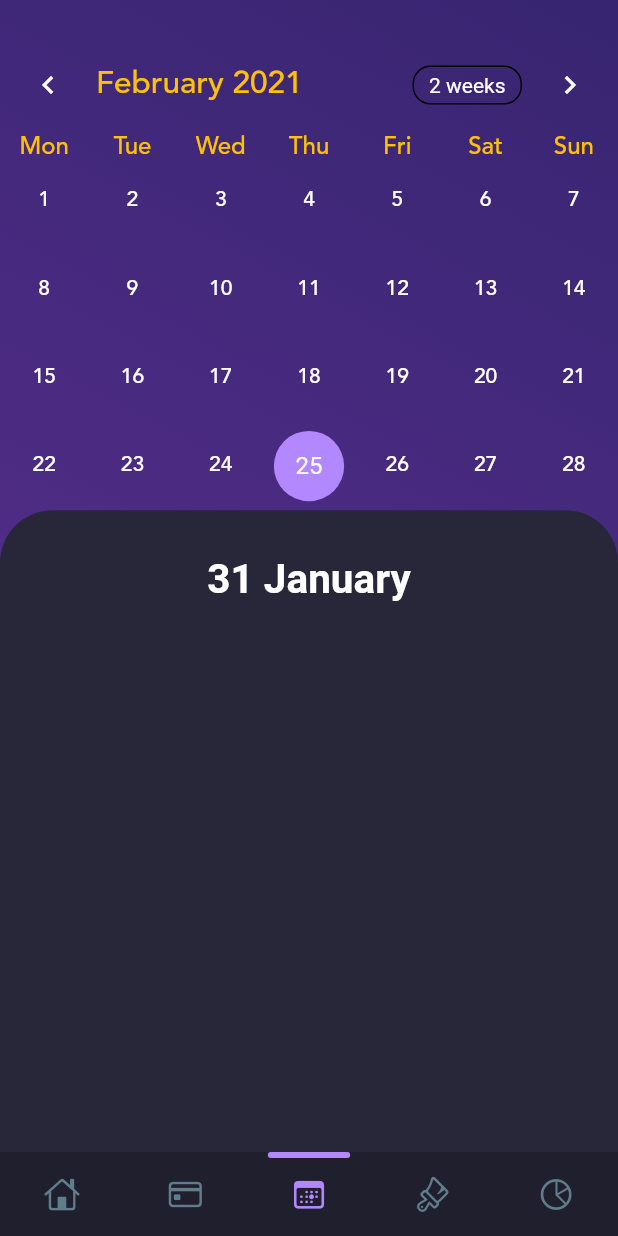
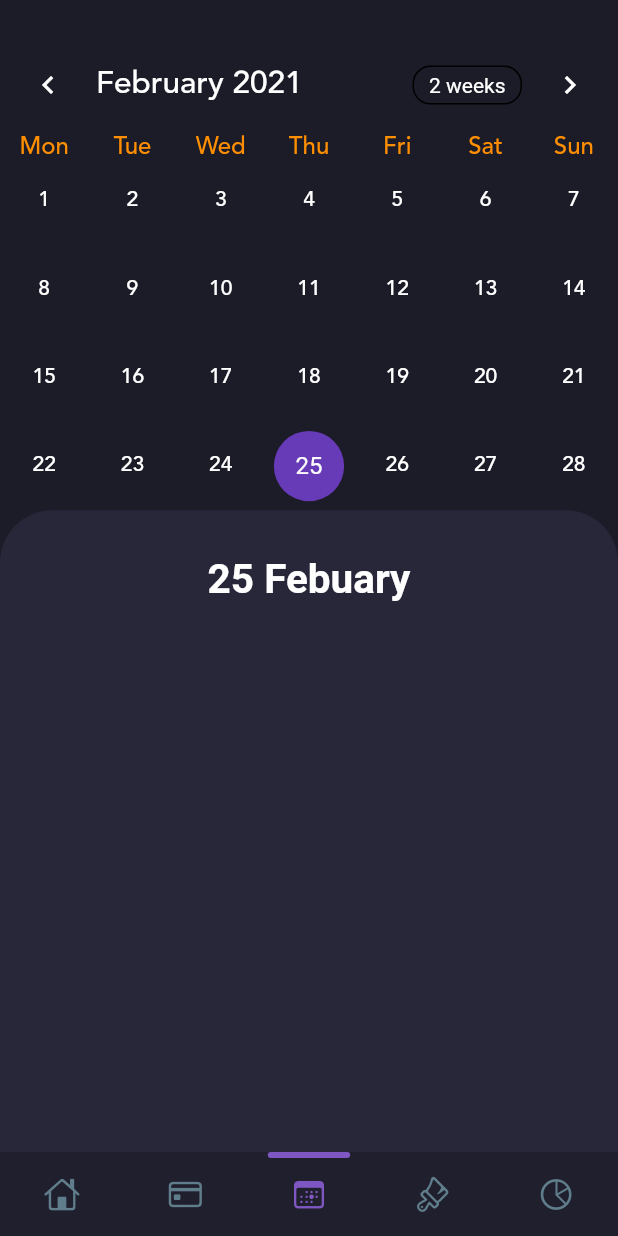
Before and after one commit to JohnBoscoM/to_pay_app, a Flutter app: the screen it shows after launch, item 3 of the bottom bar chosen, on a phone screen of 412 x 824 dp. Run offline on Flutter 3.47's test engine with Material 2 defaults, Android fonts, the phone set to English and light mode, and no system bars; drawn by our look-alikes of flutter_snake_navigationbar, table_calendar; our stand-ins replace flutter_bloc, flutter_icons, flutter_neumorphic, google_fonts, google_nav_bar, hive and 2 more; missing offline and left inert: flutter_clean_calendar, responsive_navigation_bar; accounts and stored records are empty; generated files the repository leaves out were written again.

Commit message:
calendar date shows payment items

```diff
--- a/lib/Pages/calendar/calendar_page.dart
+++ b/lib/Pages/calendar/calendar_page.dart
@@ -3,6 +3,7 @@ import 'package:flutter_clean_calendar/flutter_clean_calendar.dart';
 import 'package:hive/hive.dart';
 import 'package:provider/provider.dart';
 import 'package:table_calendar/table_calendar.dart';
+import 'package:to_pay_app/helpers/calendar.dart';
 import 'package:to_pay_app/model_providers/theme_provider.dart';
 import 'package:path_provider/path_provider.dart';
 import 'package:to_pay_app/budget/payments/paymentList.dart';
@@ -19,14 +20,19 @@ class CalendarPage extends StatefulWidget {
 class _CalendarPageState extends State<CalendarPage> {
   final paymentBox = Hive.box('paymentBox');
   final _selectedDay = DateTime.now();
+
   CalendarController _calendarController;
-  Map<DateTime, List> _events;
+  Map<DateTime, List> _datePaymentItemList;
+  List selectedPaymentItemList;
 
   @override
   void initState() {
     super.initState();
     _calendarController = CalendarController();
-    _events = fetchEvents(_selectedDay);
+    selectedPaymentItemList = getDateItemList(_selectedDay);
+
+    //_datePaymentItemList = getDateItemList(paymentBox,_selectedDay);
+
   }
 
   @override
@@ -47,6 +53,24 @@ class _CalendarPageState extends State<CalendarPage> {
 
     return event;
   }
+  List<dynamic> getDateItemList(DateTime selectedDate){
+
+    var paymentlist = new List<dynamic>();
+    var items = paymentBox.values.toList();
+    items.forEach((value) {
+      if (value.deadline.toString().substring(0,10) == selectedDate.toString().substring(0,10))
+        paymentlist.add(value);
+    });
+    return paymentlist;
+  }
+  void _onDaySelected(DateTime day) {
+    print('CALLBACK: _onDaySelected');
+    setState(() {
+
+     selectedPaymentItemList = getDateItemList(day);
+
+    });
+  }
   @override
   Widget build(BuildContext context) {
     final themeProvider = Provider.of<ThemeProvider>(context);
@@ -54,39 +78,35 @@ class _CalendarPageState extends State<CalendarPage> {
     final _width = MediaQuery.of(context).size.width;
     TextStyle dayStyle(FontWeight fontWeight) {
       return TextStyle(
-          color: Colors.white,
+          color: themeProvider.themeMode().textColor,
           fontWeight: fontWeight,
           fontFamily: "avenir");
     };
     return Scaffold(
-      backgroundColor: themeProvider.themeMode().color,
+      backgroundColor: themeProvider.themeMode().blendBackgroundColor,
       body: Container(
-        decoration: BoxDecoration(
-          gradient: LinearGradient(
-              colors: themeProvider.themeMode().backgroundGradient,
-              begin: Alignment.bottomLeft,
-              end: Alignment.topRight),
-        ),
+       color: themeProvider.themeMode().color,
         child: SingleChildScrollView(
           child: Column(
             children: [
               SizedBox(height: _height * 0.03),
               TableCalendar(
+
                 startingDayOfWeek: StartingDayOfWeek.monday,
                 calendarStyle: CalendarStyle(
                   weekdayStyle: dayStyle(FontWeight.normal),
                   weekendStyle: dayStyle(FontWeight.normal),
-                  selectedColor: Colors.deepPurpleAccent[100],
-                  todayColor: Colors.deepPurple[900],
+                  selectedColor: Colors.deepPurple,
+                  todayColor: Colors.black,
                 ),
                 daysOfWeekStyle: DaysOfWeekStyle(
                     weekdayStyle: TextStyle(
-                        color: Colors.amber,
+                        color: Colors.amber[800],
                         fontWeight: FontWeight.bold,
                         fontFamily: "avenir",
                         fontSize: 16),
                     weekendStyle: TextStyle(
-                        color: Colors.amber,
+                        color: Colors.amber[800],
                         fontWeight: FontWeight.bold,
                         fontFamily: "avenir",
                         fontSize: 16)),
@@ -95,10 +115,13 @@ class _CalendarPageState extends State<CalendarPage> {
                       fontSize: 21,
                       fontFamily: "avenir",
                       fontWeight: FontWeight.bold,
-                      color: Colors.amber),
+                      color: themeProvider.themeMode().textColor),
                 ),
                 calendarController: _calendarController,
-                events: _events,
+                //events: _datePaymentItemList,
+                onDaySelected: (date,  event, holiday){
+                  _onDaySelected(date);
+                },
               ),
               Container(
                 width: _width,
@@ -116,7 +139,7 @@ class _CalendarPageState extends State<CalendarPage> {
                         Padding(
                           padding: EdgeInsets.only(top: 30, left: 0),
                           child: Text(
-                            "31 January",
+                            _selectedDay.day.toString() + " "+ monthName(_selectedDay.month),
                             style: TextStyle(
                                 color: themeProvider.themeMode().textColor,
                               fontSize: 27,
@@ -148,15 +171,17 @@ class _CalendarPageState extends State<CalendarPage> {
               topRight: Radius.circular(30), topLeft: Radius.circular(30)),
         ),
         child: ListView.builder(
-          itemCount: paymentBox.length,
+          itemCount: selectedPaymentItemList.length,
           itemBuilder: (context, index) {
-            final paymentItem = paymentBox.get(index);
+            final paymentItem = selectedPaymentItemList[index];
       return Container(
         margin: new EdgeInsets.only(
             left: 20.0, top: 0, right: 20.0, bottom: 15),
         child: new Container(
           decoration: BoxDecoration(
-                  color: themeProvider.themeMode().color,
+            color: themeProvider
+                .themeMode()
+                .color,
             borderRadius: BorderRadius.all(Radius.circular(30)),
           ),
           padding: new EdgeInsets.all(10),
@@ -174,7 +199,9 @@ class _CalendarPageState extends State<CalendarPage> {
                         .color,
                   ),
                   child: Icon(
-                          themeProvider.categoryIcon(paymentItem.category).icon,
+                    themeProvider
+                        .categoryIcon(paymentItem.category)
+                        .icon,
                     size: 30,
                   ),
                 ),
@@ -207,7 +234,10 @@ class _CalendarPageState extends State<CalendarPage> {
                 trailing: Flexible(
                   flex: 1,
                   fit: FlexFit.loose,
-                      child:Container( width: MediaQuery.of(context).size.width * 0.235, child:Row(
+                  child: Container(width: MediaQuery
+                      .of(context)
+                      .size
+                      .width * 0.235, child: Row(
                     children: [
                       Text(
                         paymentItem.cost.truncate().toString() + " kr",
@@ -239,6 +269,8 @@ class _CalendarPageState extends State<CalendarPage> {
           ),
         ),
       );
+    return Container();
+
           },
         ),
       ),
--- /dev/null
+++ b/lib/helpers/calendar.dart
@@ -0,0 +1,33 @@
+
+import 'package:flutter_icons/flutter_icons.dart';
+import 'package:hive/hive.dart';
+
+String monthName(int monthValue){
+  switch(monthValue){
+    case 1: return "January";
+    case 2: return "Febuary";
+    case 3: return "Mars";
+    case 4: return "April";
+    case 5: return "May";
+    case 6: return "June";
+    case 7: return "July";
+    case 8: return "August";
+    case 9: return "September";
+    case 10: return "October";
+    case 11: return "November";
+    case 12: return "December";
+    default: return "";
+  }
+}
+
+
+
+// List<dynamic> getDateItemList(Box paymentBox, DateTime selectedDate){
+//   var paymentlist = new List<dynamic>();
+//   var event = new Map<DateTime,List<dynamic>>();
+//   paymentBox.toMap().forEach((key, value) {
+//     if (value.deadline == selectedDate)
+//       paymentlist.add(value);
+//   });
+//   return paymentlist;
+// }
--- a/lib/model_providers/theme_provider.dart
+++ b/lib/model_providers/theme_provider.dart
@@ -83,9 +83,10 @@ class ThemeProvider with ChangeNotifier {
       ],
       textColor: isLightTheme ? Color(0xFF000000) : Color(0xFFFFFFFF),
       selectedColor: isLightTheme ? Colors.deepPurple : Colors.deepPurple[800],
-      navBarForeground: isLightTheme ? Colors.deepPurple: Colors.deepPurpleAccent[100],
+      navBarForeground: isLightTheme ? Colors.deepPurple: Colors.deepPurple[400],
       toggleButtonColor: isLightTheme ? Color(0xFFFFFFFF) : Color(0xFf34323d),
       searchBarColor: isLightTheme ? Color.fromARGB(25, 30, 0, 255) : Color.fromARGB(15, 255, 250, 255),
+      formColor: isLightTheme ? Color.fromARGB(15, 60, 0, 255) : Color.fromARGB(50, 255, 250, 255),
       unselectedItemColor: isLightTheme ? Colors.blueGrey[600] : Colors.blueGrey,
       nightOrDayImage: isLightTheme
           ? "assets/images/hugo-dogw.png"
@@ -95,7 +96,7 @@ class ThemeProvider with ChangeNotifier {
       color: isLightTheme ? Colors.white : Color(0xff1C1B28),
       appColor: isLightTheme ? Color(0xFF6C60E0) : Colors.deepPurple,
       blendBackgroundColor: isLightTheme ? Color(0xffEEEDF7) : Color(0xff28273A),
-      navBarColor: isLightTheme ? Color(0xffe8e6f5) : Color(0xff201f2e),
+      navBarColor: isLightTheme ? Color(0xffdad5f5) : Color(0xff201f2e),
       shadow: [
         if (isLightTheme)
           BoxShadow(
@@ -145,7 +146,7 @@ Color getColor(String category) {
     return Colors.greenAccent;
   }
   if (category == 'Fitness') {
-    return Colors.red[400];
+    return Colors.lightBlueAccent;
   }
   if (category == 'Education') {
     return Colors.brown[400];
@@ -163,14 +164,14 @@ Color getColor(String category) {
     return Colors.grey[400];
   }
 
-  if (category == 'Broadband') {
+  if (category == 'Electricty') {
     return Colors.orange[400];
   }
   return Colors.red[400];
 }
 
 IconData getIcon(String category) {
-  if (category == 'Accomodation') {
+  if (category == 'Household') {
     return Icons.home_filled;
   }
   if (category == 'Food') {
@@ -190,6 +191,9 @@ IconData getIcon(String category) {
   }
   if (category == 'Car') {
     return Icons.directions_car_rounded;
+  }
+  if (category == 'Electricty') {
+    return Icons.bolt;
   }
   if (category == 'Other') {
     return Icons.menu;
@@ -212,6 +216,7 @@ class ThemeColor {
   Color backgroundColor;
   Color navBarColor;
   Color searchBarColor;
+  Color formColor;
   Color unselectedItemColor;
   Color toggleButtonColor;
   Color toggleBackgroundColor;
@@ -235,6 +240,7 @@ class ThemeColor {
         this.navBarColor,
       this.appColor,
       this.searchBarColor,
+        this.formColor,
       this.blendBackgroundColor,
         this.navBarForeground,
       this.backgroundGradient,
```
Lines whose indentation alone changed are shown as unchanged.
